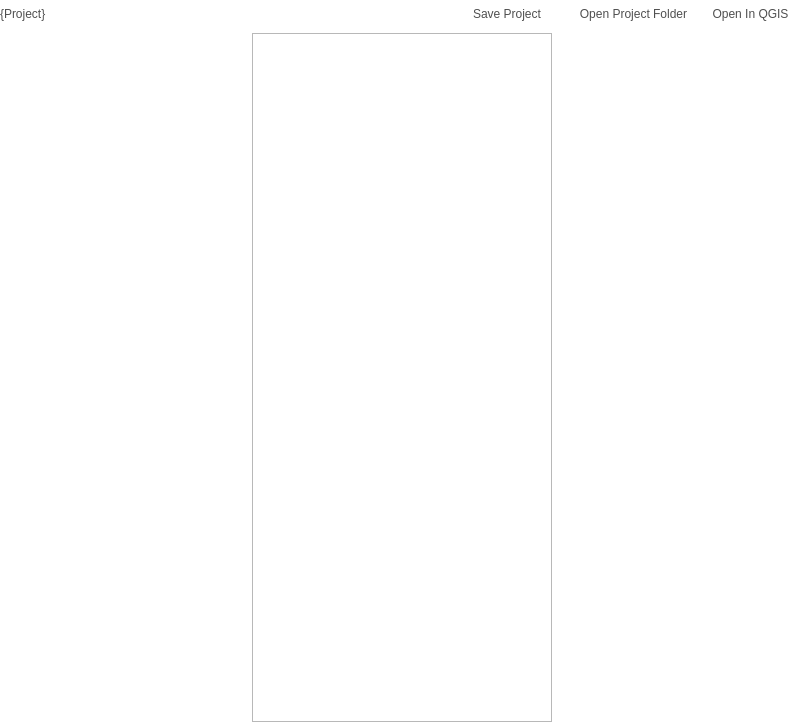
The window that src/configmanager/ui/ui_projectwidget.ui (roam-qgis/Roam) describes before a commit, drawn with Qt 5.
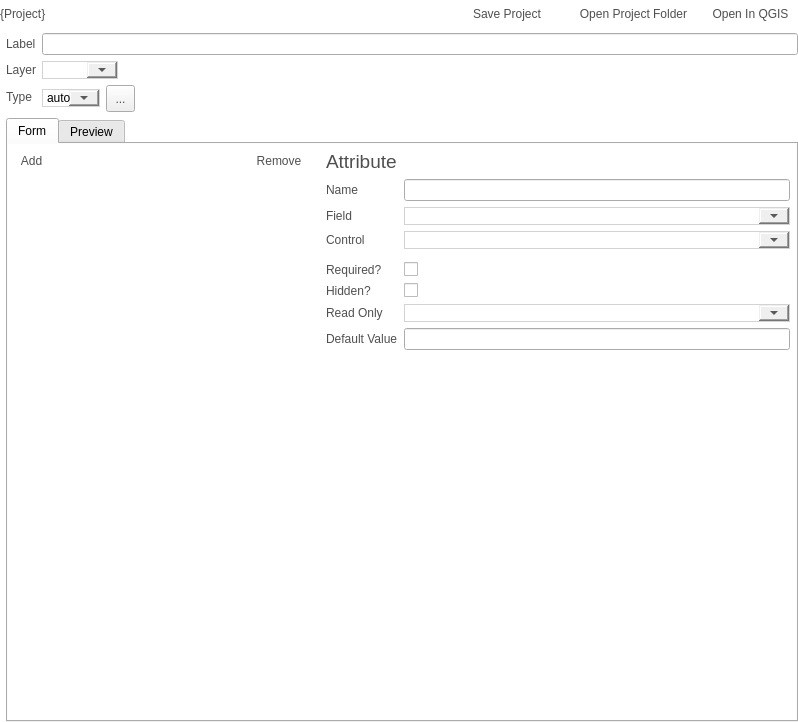
The same window after the commit. The open tabs and pages were chosen to show the change. Icons and pictures are not drawn. Custom widgets are drawn as their Qt base class.

Commit message: Add Roam header node. Use begin and end for inserting data

```diff
--- a/src/configmanager/ui/ui_projectwidget.ui
+++ b/src/configmanager/ui/ui_projectwidget.ui
@@ -795,46 +795,6 @@
        </item>
       </layout>
      </widget>
-     <widget class="QWidget" name="form_preview_page">
-      <layout class="QGridLayout" name="gridLayout_2">
-       <property name="margin">
-        <number>0</number>
-       </property>
-       <item row="0" column="0">
-        <widget class="QSplitter" name="splitter">
-         <property name="orientation">
-          <enum>Qt::Horizontal</enum>
-         </property>
-         <widget class="QListView" name="formpreviewList">
-          <property name="sizePolicy">
-           <sizepolicy hsizetype="Maximum" vsizetype="Expanding">
-            <horstretch>0</horstretch>
-            <verstretch>0</verstretch>
-           </sizepolicy>
-          </property>
-          <property name="maximumSize">
-           <size>
-            <width>300</width>
-            <height>16777215</height>
-           </size>
-          </property>
-          <property name="editTriggers">
-           <set>QAbstractItemView::NoEditTriggers</set>
-          </property>
-          <property name="alternatingRowColors">
-           <bool>true</bool>
-          </property>
-          <property name="selectionMode">
-           <enum>QAbstractItemView::SingleSelection</enum>
-          </property>
-          <property name="selectionBehavior">
-           <enum>QAbstractItemView::SelectItems</enum>
-          </property>
-         </widget>
-        </widget>
-       </item>
-      </layout>
-     </widget>
      <widget class="QWidget" name="map_page">
       <layout class="QVBoxLayout" name="verticalLayout_3">
        <property name="leftMargin">
```
Left out of the diff: 30 changed lines with no effect on the pictures. The commit also changes 2 other files.
